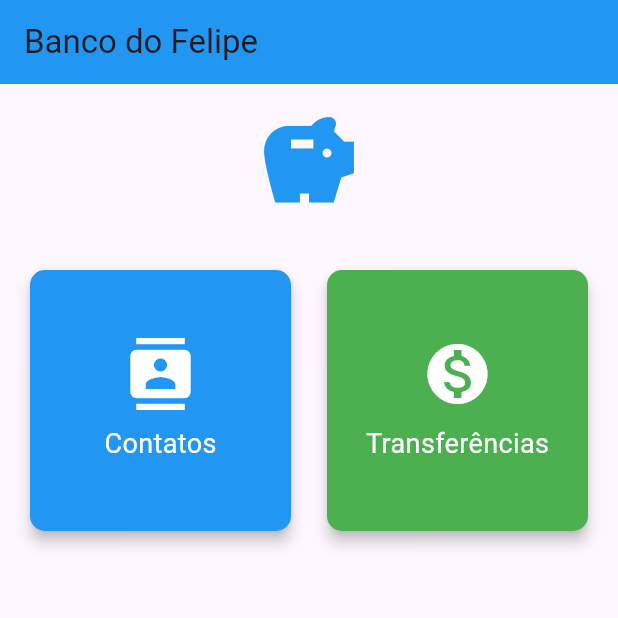
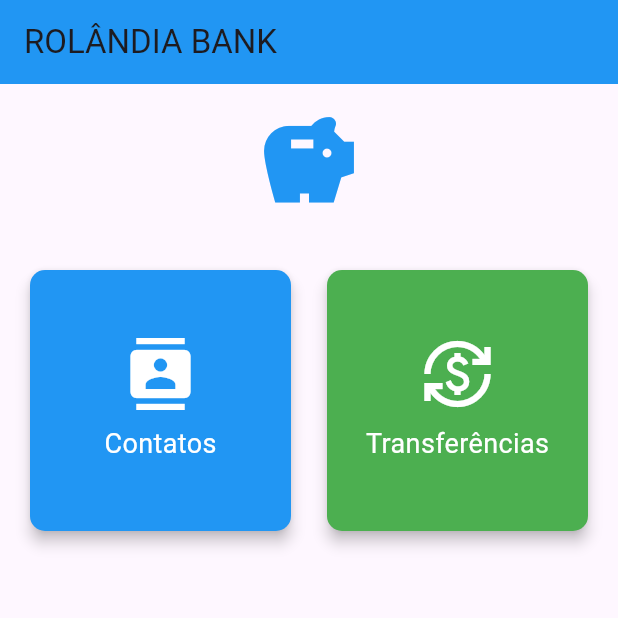
Before and after one commit to FelipeTardivo/prova1Flutter, a Flutter app: the screen it shows after launch, on a phone screen of 412 x 824 dp, the top half of it. Run offline on Flutter 3.47's test engine with Material 3 defaults, Android fonts, the phone set to English and light mode, and no system bars.

Commit message:
Editando ícones

```diff
--- a/Projeto1/PROVA1 - FLUTTER/lib/main.dart
+++ b/Projeto1/PROVA1 - FLUTTER/lib/main.dart
@@ -8,7 +8,7 @@ class BancoApp extends StatelessWidget {
   @override
   Widget build(BuildContext context) {
     return MaterialApp(
-      title: 'Banco do Felipe',
+      title: 'ROLÂNDIA BANK',
       theme: ThemeData(
         primarySwatch: Colors.blue,
       ),
@@ -32,7 +32,7 @@ class _DashboardState extends State<Dashboard> {
   Widget build(BuildContext context) {
     return Scaffold(
       appBar: AppBar(
-        title: const Text("Banco do Felipe"),
+        title: const Text("ROLÂNDIA BANK"),
         backgroundColor: Colors.blue,
       ),
       body: Column(
@@ -57,7 +57,7 @@ class _DashboardState extends State<Dashboard> {
                     context, "Contatos", Icons.contacts, Colors.blue,
                     ListaContatos(contatos: _contatos)), // Passa a lista de contatos
                 _buildDashboardCard(
-                    context, "Transferências", Icons.monetization_on, Colors.green,
+                    context, "Transferências", Icons.currency_exchange, Colors.green,
                     ListaTransferencias(transferencias: _transferencias)), // Passa a lista de transferências
               ],
             ),
@@ -138,7 +138,7 @@ class _ListaContatosState extends State<ListaContatos> {
                   Text('CPF: ${contato.cpf}'),
                 ],
               ),
-              isThreeLine: true, // Permite mostrar múltiplas linhas no subtitle
+              isThreeLine: true,
             ),
           );
         },
@@ -201,7 +201,7 @@ class _ListaContatosState extends State<ListaContatos> {
                       email: email,
                       cpf: cpf);
                   setState(() {
-                    widget.contatos.add(novoContato); // Adiciona o contato à lista
+                    widget.contatos.add(novoContato); // Adiciona contato
                   });
                   Navigator.pop(context);
                 }
@@ -256,7 +256,7 @@ class _ListaTransferenciasState extends State<ListaTransferencias> {
         itemBuilder: (context, indice) {
           final transferencia = widget.transferencias[indice];
           return ListTile(
-            leading: const Icon(Icons.monetization_on, color: Colors.green),
+            leading: const Icon(Icons.currency_exchange, color: Colors.green),
             title: Text('R\$ ${transferencia.valor.toString().replaceAll('.', ',')}'),
             subtitle: Text('Conta: ${transferencia.numeroConta}'),
           );
@@ -304,7 +304,7 @@ class _ListaTransferenciasState extends State<ListaTransferencias> {
                   final novaTransferencia =
                       Transferencia(valor, numeroConta);
                   setState(() {
-                    widget.transferencias.add(novaTransferencia); // Adiciona a transferência à lista
+                    widget.transferencias.add(novaTransferencia); // Adiciona uma tasrnferência
                   });
                   Navigator.pop(context);
                 }
```
